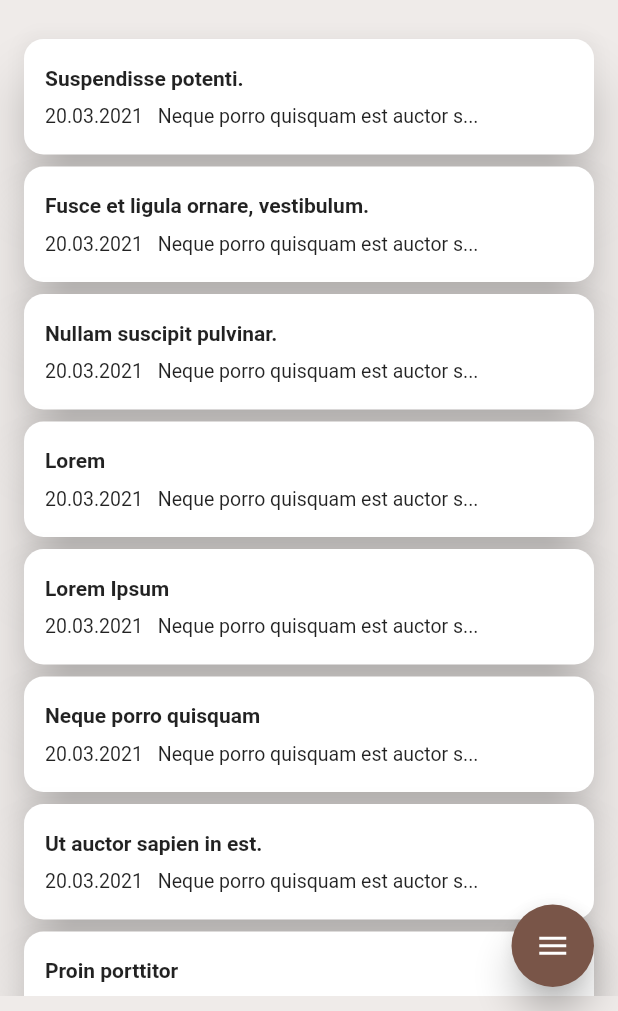
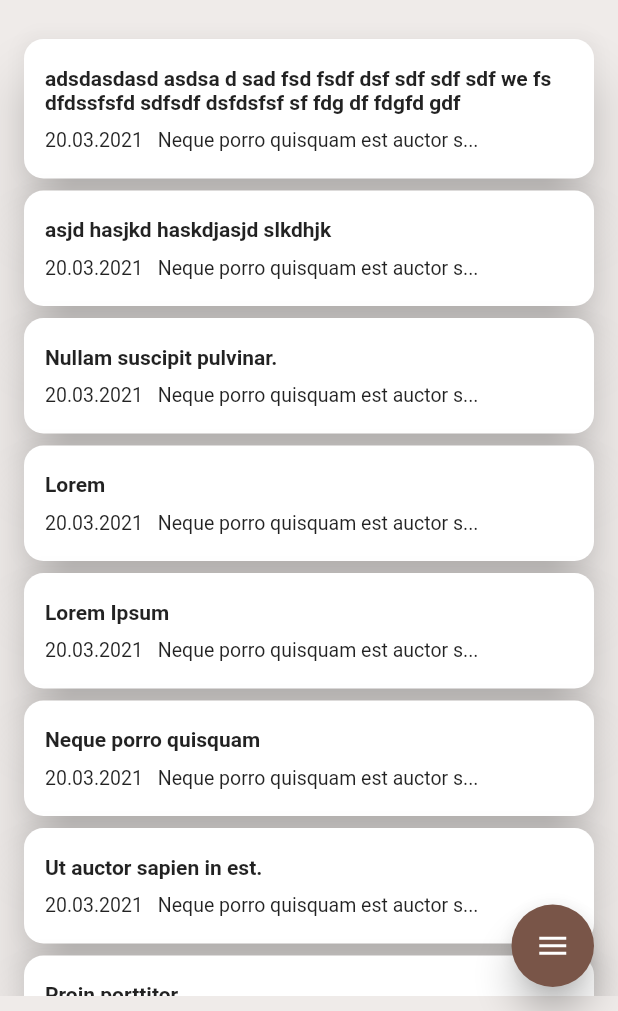
Before and after one commit to pawuload/flutter-notepad, a Flutter app: the screen it shows once a user with an empty profile is signed in, on a phone screen of 412 x 824 dp, the part 225-1236 px from its top. Run offline on Flutter 3.47's test engine with Material 2 defaults, Android fonts, the phone set to English and light mode, and no system bars; drawn by our look-alikes of flutter_speed_dial; our stand-ins replace animated_splash_screen, cloud_firestore, email_validator, firebase_auth, firebase_core, flutter_hooks and 2 more; missing offline and left inert: injector, utopia_arch, utopia_hooks, utopia_utils; accounts and stored records are empty; statements that could not run were skipped.

```diff
--- a/lib/common/constans/app_color.dart
+++ b/lib/common/constans/app_color.dart
@@ -8,4 +8,5 @@ class AppColors {
   static const lightestBrown = Color(0xffffd4ae);
   static const brown = Color(0xff755335);
   static const focusBrown = Color(0xff5d2f07);
+  static const premium = Color(0xffa60d0d);
 }
--- a/lib/common/constans/app_icons.dart
+++ b/lib/common/constans/app_icons.dart
@@ -5,4 +5,11 @@ class AppIcons {
 
   static const logout = Icons.logout_outlined;
   static const add = Icons.add;
+  static const cancel = Icons.cancel_outlined;
+  static const confirm = Icons.check;
+  static const save = Icons.save_sharp;
+  static const exit = Icons.arrow_back;
+  static const addImage = Icons.image;
+  static const addLink = Icons.attachment;
+  static const premium = Icons.star_sharp;
 }
--- a/lib/common/widget/app_textfield_raw.dart
+++ b/lib/common/widget/app_textfield_raw.dart
@@ -1,4 +1,3 @@
-import 'package:flutter/cupertino.dart';
 import 'package:flutter/material.dart';
 import 'package:flutter_hooks/flutter_hooks.dart';
 
--- a/lib/screens/home_screen/home_screen.dart
+++ b/lib/screens/home_screen/home_screen.dart
@@ -1,10 +1,10 @@
+import 'package:app/screens/home_screen/widget/home_screen_list_title.dart';
 import 'package:flutter/material.dart';
 import 'package:app/screens/home_screen/widget/home_screen_button.dart';
-import '../../common/constans/app_images.dart';
-import './widget/home_screen_list_title.dart';
-import './widget/home_screen_button.dart';
+import 'package:flutter_hooks/flutter_hooks.dart';
+import 'package:app/common/constans/app_images.dart';
 
-class HomeScreen extends StatelessWidget {
+class HomeScreen extends HookWidget {
   const HomeScreen({Key? key}) : super(key: key);
 
   @override
@@ -12,9 +12,9 @@ class HomeScreen extends StatelessWidget {
     return Scaffold(
       floatingActionButton: const HomeScreenButton(),
       backgroundColor: Theme.of(context).secondaryHeaderColor,
-      body: Center(
-        child: Column(
+      body: Column(
         mainAxisAlignment: MainAxisAlignment.start,
+        crossAxisAlignment: CrossAxisAlignment.center,
         children: <Widget>[
           Container(
             margin: const EdgeInsets.fromLTRB(30, 50, 30, 0),
@@ -32,8 +32,9 @@ class HomeScreen extends StatelessWidget {
                 padding: const EdgeInsets.all(12),
                 children: const <Widget>[
                   // To tylko tak na chwilę, poglądowo
-                    HomeScreenListTitle(text: 'Suspendisse potenti.'),
-                    HomeScreenListTitle(text: 'Fusce et ligula ornare, vestibulum.'),
+                  HomeScreenListTitle(
+                      text: 'adsdasdasd asdsa d sad fsd fsdf dsf sdf sdf sdf we fs dfdssfsfd sdfsdf dsfdsfsf sf fdg df fdgfd gdf '),
+                  HomeScreenListTitle(text: 'asjd hasjkd haskdjasjd slkdhjk'),
                   HomeScreenListTitle(text: 'Nullam suscipit pulvinar.'),
                   HomeScreenListTitle(text: 'Lorem'),
                   HomeScreenListTitle(text: 'Lorem Ipsum'),
@@ -48,7 +49,6 @@ class HomeScreen extends StatelessWidget {
           ),
         ],
       ),
-      ),
     );
   }
 }
--- a/lib/screens/home_screen/widget/home_screen_button.dart
+++ b/lib/screens/home_screen/widget/home_screen_button.dart
@@ -1,7 +1,9 @@
+import 'package:app/screens/add_screen/add_screen.dart';
 import 'package:flutter/material.dart';
 import 'package:firebase_auth/firebase_auth.dart';
 import 'package:flutter_speed_dial/flutter_speed_dial.dart';
 import 'package:app/common/constans/app_icons.dart';
+import 'package:app/common/constans/app_color.dart';
 
 class HomeScreenButton extends StatelessWidget {
   const HomeScreenButton({Key? key}) : super(key: key);
@@ -22,19 +24,33 @@ class HomeScreenButton extends StatelessWidget {
         SpeedDialChild(
           backgroundColor: Colors.brown[300],
           child: const Icon(
+            AppIcons.add,
+            color: Colors.white,
+          ),
+          onTap: () {
+            Navigator.push(
+              context,
+              MaterialPageRoute(builder: (context) => const AddScreen()),
+            );
+          },
+        ),
+        SpeedDialChild(
+          backgroundColor: Colors.brown[300],
+          child: const Icon(
             AppIcons.logout,
             color: Colors.white,
           ),
           onTap: () {
             FirebaseAuth.instance.signOut();
           },
-        ),
-        SpeedDialChild(
-          backgroundColor: Colors.brown[300],
+        ),SpeedDialChild(
+          backgroundColor: AppColors.premium,
           child: const Icon(
-            AppIcons.add,
+            AppIcons.premium,
             color: Colors.white,
           ),
+          onTap: () {
+          },
         ),
       ],
     );
--- a/lib/screens/login_screen/widget/auth_screen_card.dart
+++ b/lib/screens/login_screen/widget/auth_screen_card.dart
@@ -1,5 +1,5 @@
 import 'package:flutter/material.dart';
-import '../state/auth_screen_state.dart';
+import 'package:app/screens/login_screen/state/auth_screen_state.dart';
 import 'auth_screen_form.dart';
 
 class AuthScreenCard extends StatelessWidget {
--- a/lib/screens/login_screen/widget/auth_screen_form.dart
+++ b/lib/screens/login_screen/widget/auth_screen_form.dart
@@ -1,6 +1,6 @@
 import 'package:app/screens/login_screen/state/auth_screen_state.dart';
 import 'package:flutter/material.dart';
-import '../../../common/widget/app_textfield.dart';
+import 'package:app/common/widget/app_textfield.dart';
 
 class AuthScreenForm extends StatelessWidget {
   final AuthScreenState state;
--- a/lib/screens/login_screen/widget/auth_screen_logo.dart
+++ b/lib/screens/login_screen/widget/auth_screen_logo.dart
@@ -1,5 +1,5 @@
 import 'package:flutter/material.dart';
-import '../../../common/constans/app_images.dart';
+import 'package:app/common/constans/app_images.dart';
 
 class AuthScreenLogo extends StatelessWidget {
   const AuthScreenLogo({Key? key}) : super(key: key);
--- a/lib/util/helpers/input_validator.dart
+++ b/lib/util/helpers/input_validator.dart
@@ -1,5 +1,5 @@
 import 'package:email_validator/email_validator.dart';
-import 'package:flutter/cupertino.dart';
+import 'package:flutter/material.dart';
 
 class InputValidator {
   static String Function(BuildContext)? validateEmailInput(String email) {
```
Also changed, not shown: lib/common/widget/app_button.dart (+12 -4 lines), lib/models/user.dart (added, +14 -0 lines), lib/screens/add_screen/add_screen.dart (added, +180 -0 lines), lib/screens/add_screen/state/add_screen_state.dart (added, +14 -0 lines), lib/screens/add_screen/widget/add_screen_button.dart (added, +15 -0 lines), lib/screens/login_screen/auth_screen.dart (+11 -7 lines), lib/screens/login_screen/state/auth_screen_state.dart (+8 -1 lines), lib/service/auth_service.dart (+9 -0 lines), lib/service/item_service.dart (added, +35 -0 lines), pubspec.yaml (+5 -3 lines), lib/models/user.freezed.dart (added), lib/models/user.g.dart (added), pubspec.lock. Lines whose indentation alone changed are shown as unchanged.
